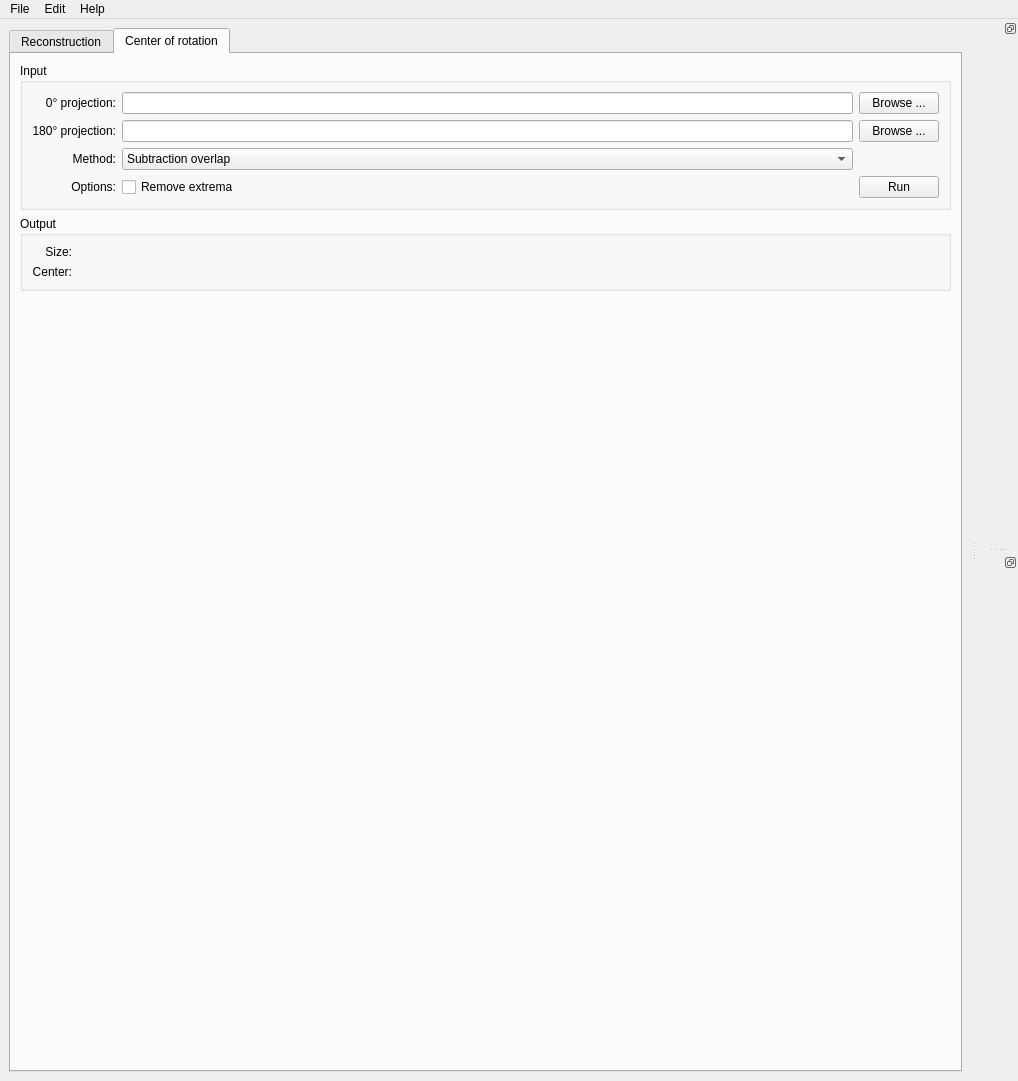
ufo-kit/tofu, file tofu/gui.ui: the form before one commit.
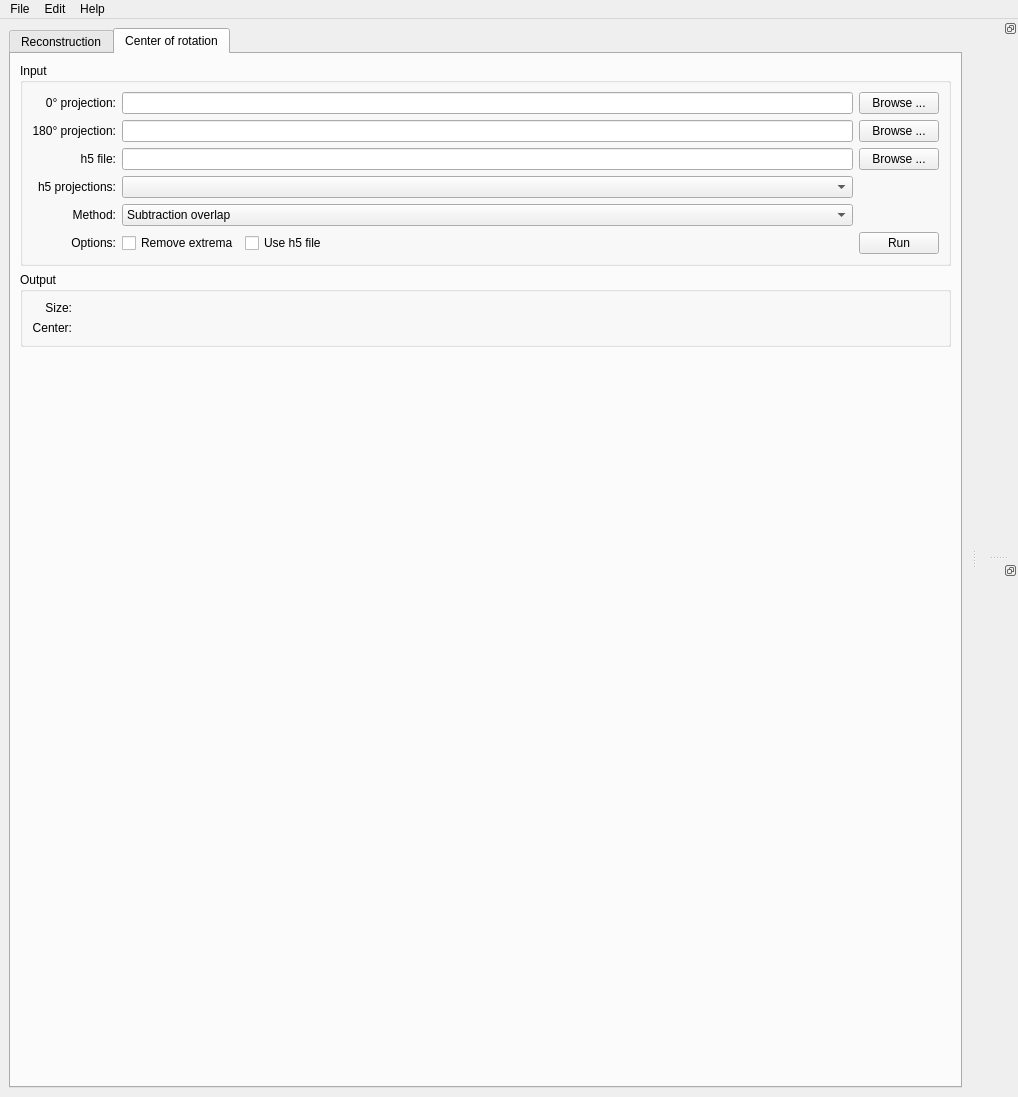
The form after the commit. The open tabs and pages were chosen to show the change.

Commit message: Work in progress: add HDF5 support

What changed in the file:
```diff
--- a/tofu/gui.ui
+++ b/tofu/gui.ui
@@ -7,7 +7,7 @@
     <x>0</x>
     <y>0</y>
     <width>1018</width>
-    <height>1081</height>
+    <height>1097</height>
    </rect>
   </property>
   <property name="sizePolicy">
@@ -960,8 +960,24 @@
             </property>
             <layout class="QVBoxLayout" name="verticalLayout_11">
              <item>
-              <layout class="QGridLayout" name="gridLayout_5" rowstretch="0,0,0,0" rowminimumheight="0,0,0,0">
-               <item row="3" column="0">
+              <layout class="QGridLayout" name="gridLayout_5" rowstretch="0,0,0,0,0,0">
+               <item row="0" column="1">
+                <widget class="QLineEdit" name="path_line_0">
+                 <property name="sizePolicy">
+                  <sizepolicy hsizetype="Expanding" vsizetype="Fixed">
+                   <horstretch>0</horstretch>
+                   <verstretch>0</verstretch>
+                  </sizepolicy>
+                 </property>
+                 <property name="toolTip">
+                  <string notr="true"/>
+                 </property>
+                </widget>
+               </item>
+               <item row="3" column="1">
+                <widget class="QComboBox" name="combo_h5"/>
+               </item>
+               <item row="5" column="0">
                 <widget class="QLabel" name="label_6">
                  <property name="text">
                   <string>Options:</string>
@@ -972,6 +988,16 @@
                 </widget>
                </item>
                <item row="2" column="0">
+                <widget class="QLabel" name="label_h5_dir">
+                 <property name="text">
+                  <string>h5 file:</string>
+                 </property>
+                 <property name="alignment">
+                  <set>Qt::AlignRight|Qt::AlignTrailing|Qt::AlignVCenter</set>
+                 </property>
+                </widget>
+               </item>
+               <item row="4" column="0">
                 <widget class="QLabel" name="label_4">
                  <property name="text">
                   <string>Method:</string>
@@ -1032,59 +1058,20 @@
                  </property>
                 </widget>
                </item>
-               <item row="1" column="1">
-                <widget class="QLineEdit" name="path_line_180">
+               <item row="5" column="2">
+                <widget class="QPushButton" name="run_button">
                  <property name="sizePolicy">
-                  <sizepolicy hsizetype="Expanding" vsizetype="Fixed">
+                  <sizepolicy hsizetype="Fixed" vsizetype="Fixed">
                    <horstretch>0</horstretch>
                    <verstretch>0</verstretch>
                   </sizepolicy>
                  </property>
-                 <property name="toolTip">
-                  <string notr="true"/>
-                 </property>
-                </widget>
-               </item>
-               <item row="3" column="1">
-                <widget class="QCheckBox" name="extrema_checkbox">
                  <property name="text">
-                  <string>Remove extrema</string>
+                  <string>Run</string>
                  </property>
                 </widget>
                </item>
-               <item row="0" column="1">
-                <widget class="QLineEdit" name="path_line_0">
-                 <property name="sizePolicy">
-                  <sizepolicy hsizetype="Expanding" vsizetype="Fixed">
-                   <horstretch>0</horstretch>
-                   <verstretch>0</verstretch>
-                  </sizepolicy>
-                 </property>
-                 <property name="toolTip">
-                  <string notr="true"/>
-                 </property>
-                </widget>
-               </item>
-               <item row="0" column="0">
-                <widget class="QLabel" name="label_0">
-                 <property name="sizePolicy">
-                  <sizepolicy hsizetype="Preferred" vsizetype="Preferred">
-                   <horstretch>0</horstretch>
-                   <verstretch>0</verstretch>
-                  </sizepolicy>
-                 </property>
-                 <property name="toolTip">
-                  <string notr="true"/>
-                 </property>
-                 <property name="text">
-                  <string>0° projection:</string>
-                 </property>
-                 <property name="alignment">
-                  <set>Qt::AlignRight|Qt::AlignTrailing|Qt::AlignVCenter</set>
-                 </property>
-                </widget>
-               </item>
-               <item row="2" column="1">
+               <item row="4" column="1">
                 <widget class="QComboBox" name="overlap_opt">
                  <property name="sizePolicy">
                   <sizepolicy hsizetype="Minimum" vsizetype="Fixed">
@@ -1104,16 +1091,92 @@
                  </item>
                 </widget>
                </item>
-               <item row="3" column="2">
-                <widget class="QPushButton" name="run_button">
+               <item row="1" column="1">
+                <widget class="QLineEdit" name="path_line_180">
                  <property name="sizePolicy">
-                  <sizepolicy hsizetype="Fixed" vsizetype="Fixed">
+                  <sizepolicy hsizetype="Expanding" vsizetype="Fixed">
                    <horstretch>0</horstretch>
                    <verstretch>0</verstretch>
                   </sizepolicy>
                  </property>
+                 <property name="toolTip">
+                  <string notr="true"/>
+                 </property>
+                </widget>
+               </item>
+               <item row="5" column="1">
+                <layout class="QGridLayout" name="gridLayout">
+                 <item row="0" column="0">
+                  <widget class="QCheckBox" name="extrema_checkbox">
+                   <property name="maximumSize">
+                    <size>
+                     <width>16777215</width>
+                     <height>16777215</height>
+                    </size>
+                   </property>
+                   <property name="text">
+                    <string>Remove extrema</string>
+                   </property>
+                  </widget>
+                 </item>
+                 <item row="0" column="1">
+                  <widget class="QCheckBox" name="box_h5">
+                   <property name="text">
+                    <string>Use h5 file</string>
+                   </property>
+                  </widget>
+                 </item>
+                 <item row="0" column="2">
+                  <spacer name="horizontalSpacer_5">
+                   <property name="orientation">
+                    <enum>Qt::Horizontal</enum>
+                   </property>
+                   <property name="sizeHint" stdset="0">
+                    <size>
+                     <width>40</width>
+                     <height>20</height>
+                    </size>
+                   </property>
+                  </spacer>
+                 </item>
+                </layout>
+               </item>
+               <item row="2" column="1">
+                <widget class="QLineEdit" name="path_line_h5"/>
+               </item>
+               <item row="3" column="0">
+                <widget class="QLabel" name="label_h5_proj">
                  <property name="text">
-                  <string>Run</string>
+                  <string>h5 projections:</string>
+                 </property>
+                 <property name="alignment">
+                  <set>Qt::AlignRight|Qt::AlignTrailing|Qt::AlignVCenter</set>
+                 </property>
+                </widget>
+               </item>
+               <item row="2" column="2">
+                <widget class="QPushButton" name="path_button_h5">
+                 <property name="text">
+                  <string>Browse ...</string>
+                 </property>
+                </widget>
+               </item>
+               <item row="0" column="0">
+                <widget class="QLabel" name="label_0">
+                 <property name="sizePolicy">
+                  <sizepolicy hsizetype="Preferred" vsizetype="Preferred">
+                   <horstretch>0</horstretch>
+                   <verstretch>0</verstretch>
+                  </sizepolicy>
+                 </property>
+                 <property name="toolTip">
+                  <string notr="true"/>
+                 </property>
+                 <property name="text">
+                  <string>0° projection:</string>
+                 </property>
+                 <property name="alignment">
+                  <set>Qt::AlignRight|Qt::AlignTrailing|Qt::AlignVCenter</set>
                  </property>
                 </widget>
                </item>
```
Left out of the diff: 4 changed lines with no effect on the pictures. The commit also changes 2 other files.
